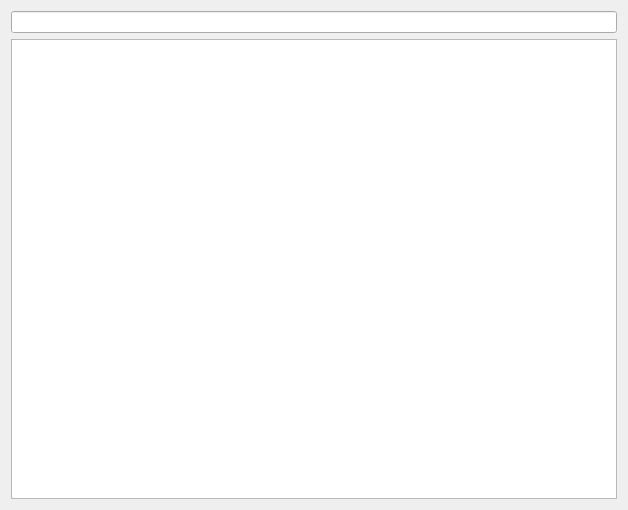
Qt form creator/src/window/n_list_dialog.ui (h13i32maru/navyjs-legacy2) before a commit.
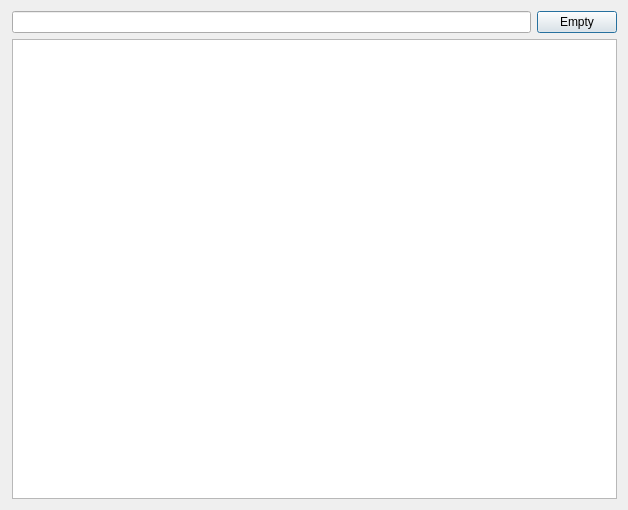
The same form after that commit.

What changed in the file:
```diff
--- a/creator/src/window/n_list_dialog.ui
+++ b/creator/src/window/n_list_dialog.ui
@@ -14,11 +14,45 @@
    <string>Dialog</string>
   </property>
   <layout class="QVBoxLayout" name="verticalLayout">
+   <property name="spacing">
+    <number>-1</number>
+   </property>
+   <property name="leftMargin">
+    <number>12</number>
+   </property>
    <item>
-    <widget class="QLineEdit" name="lineEdit">
-     <property name="placeholderText">
-      <string/>
-     </property>
+    <widget class="QWidget" name="widget" native="true">
+     <layout class="QHBoxLayout" name="horizontalLayout">
+      <property name="leftMargin">
+       <number>0</number>
+      </property>
+      <property name="topMargin">
+       <number>0</number>
+      </property>
+      <property name="rightMargin">
+       <number>0</number>
+      </property>
+      <property name="bottomMargin">
+       <number>0</number>
+      </property>
+      <item>
+       <widget class="QLineEdit" name="lineEdit">
+        <property name="placeholderText">
+         <string/>
+        </property>
+       </widget>
+      </item>
+      <item>
+       <widget class="QPushButton" name="emptyButton">
+        <property name="text">
+         <string>Empty</string>
+        </property>
+        <property name="flat">
+         <bool>false</bool>
+        </property>
+       </widget>
+      </item>
+     </layout>
     </widget>
    </item>
    <item>
```
